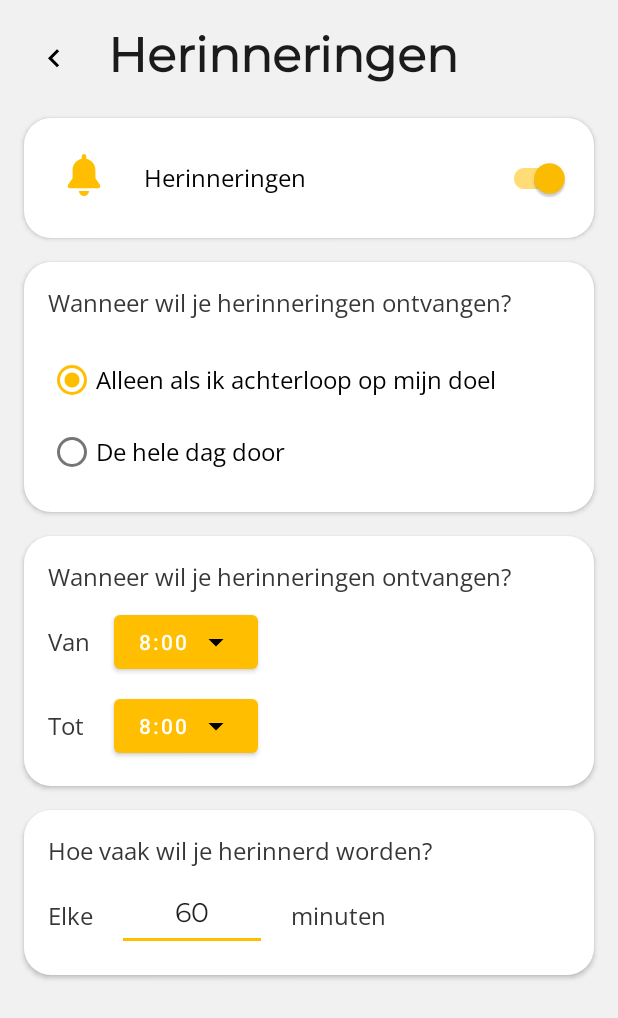
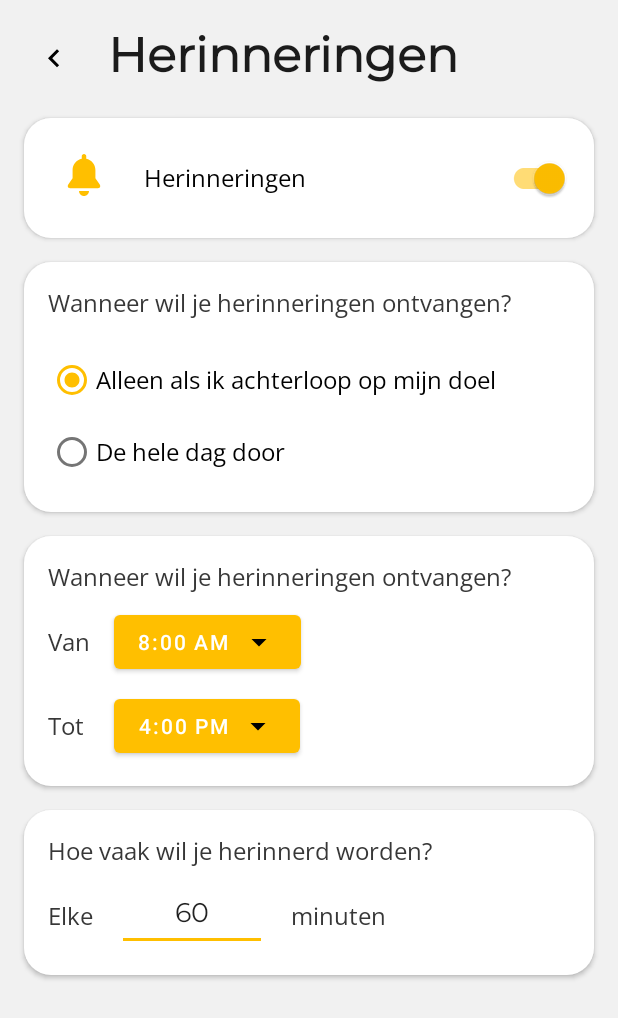
Before and after one commit to EmmaBorkent/DrinkWater, an Android app: the fragment RemindersFragment shown on its own in the app's theme, after a tap on "Herinneringen", on a phone screen of 412 x 824 dp. Shown: the top 1018 px of the screen. Run offline under Robolectric (Android 15) with nearby library versions, the phone set to English and light mode, and no system bars; Roboto replaces fonts that are not available here; 2 statements that could not run were skipped.

Commit message:
Added a Scroll View and Time Picker in the reminders fragment.

```diff
--- a/app/build.gradle
+++ b/app/build.gradle
@@ -8,7 +8,7 @@ android {
     compileSdkVersion 29
     defaultConfig {
         applicationId "com.ishiki.mizuwodrinkwater"
-        minSdkVersion 21
+        minSdkVersion 26
         targetSdkVersion 29
         versionCode 1
         versionName "1.0"
--- a/app/src/main/java/com/ishiki/mizuwodrinkwater/fragments/RemindersFragment.kt
+++ b/app/src/main/java/com/ishiki/mizuwodrinkwater/fragments/RemindersFragment.kt
@@ -1,5 +1,7 @@
 package com.ishiki.mizuwodrinkwater.fragments
 
+import android.app.TimePickerDialog
+import android.content.SharedPreferences
 import android.os.Bundle
 import android.view.LayoutInflater
 import android.view.View
@@ -8,9 +10,16 @@ import androidx.fragment.app.Fragment
 import com.ishiki.mizuwodrinkwater.R
 import kotlinx.android.synthetic.main.activity_main.*
 import kotlinx.android.synthetic.main.fragment_reminders.*
+import java.text.SimpleDateFormat
+import java.time.LocalTime
+import java.time.format.DateTimeFormatter
+import java.time.format.FormatStyle
+import java.util.*
 
 
 class RemindersFragment : Fragment() {
+
+    private var sharedPreferences: SharedPreferences? = null
 
     override fun onCreateView(
         inflater: LayoutInflater, container: ViewGroup?,
@@ -24,6 +33,16 @@ class RemindersFragment : Fragment() {
         super.onActivityCreated(savedInstanceState)
 
         activity?.glassesAddButton?.hide()
+
+        sharedPreferences = activity?.getSharedPreferences(
+            getString(R.string.shared_preferences_file), 0
+        )
+
+        if (sharedPreferences != null) {
+
+        } else {
+
+        }
 
         reminders_back_arrow_left.setOnClickListener {
             activity?.glassesAddButton?.show()
@@ -40,6 +59,7 @@ class RemindersFragment : Fragment() {
                     reminders_when_container.visibility = View.VISIBLE
                     reminders_time_container.visibility = View.VISIBLE
                     reminders_how_often_container.visibility = View.VISIBLE
+
                 }
                 false -> {
                     reminders_when_container.visibility = View.INVISIBLE
@@ -49,6 +69,52 @@ class RemindersFragment : Fragment() {
             }
         }
 
+        reminders_time_from_select.text = "8:00 AM"
+        reminders_time_to_select.text = "4:00 PM"
+
+        val timeFrom = LocalTime.parse(reminders_time_from_select.text,
+            DateTimeFormatter.ofLocalizedTime(FormatStyle.SHORT))
+        val timeTo = LocalTime.parse(reminders_time_to_select.text,
+            DateTimeFormatter.ofLocalizedTime(FormatStyle.SHORT))
+
+        val timeFormat = SimpleDateFormat("hh:mm")
+
+        reminders_time_from_select.setOnClickListener {
+            // Create time picker
+            val hour = timeFrom.hour
+            val minute = timeFrom.minute
+            val timePicker = TimePickerDialog(activity,
+                TimePickerDialog.OnTimeSetListener { view, hourOfDay, minute ->
+                    // If we change the time in time picker we'll get the callback in OnTimeSetListener
+                    // Do something with the time chosen by the user
+                    val selectedTime = Calendar.getInstance()
+                    selectedTime.set(Calendar.HOUR_OF_DAY, hourOfDay)
+                    selectedTime.set(Calendar.MINUTE, minute)
+
+                    reminders_time_from_select.text = timeFormat.format(selectedTime.time)
+
+                }, hour, minute, true)
+
+            timePicker.show()
+        }
+
+        reminders_time_to_select.setOnClickListener {
+            val hour = timeTo.hour
+            val minute = timeTo.minute
+            val timePicker = TimePickerDialog(activity,
+                TimePickerDialog.OnTimeSetListener { view, hourOfDay, minute ->
+                    // If we change the time in time picker we'll get the callback in OnTimeSetListener
+                    // Do something with the time chosen by the user
+                    val selectedTime = Calendar.getInstance()
+                    selectedTime.set(Calendar.HOUR_OF_DAY, hourOfDay)
+                    selectedTime.set(Calendar.MINUTE, minute)
+
+                    reminders_time_from_select.text = timeFormat.format(selectedTime.time)
+
+                }, hour, minute, true)
+
+            timePicker.show()
+        }
+
     }
-
 }
--- /dev/null
+++ b/app/src/main/java/com/ishiki/mizuwodrinkwater/model/Reminders.kt
@@ -0,0 +1,4 @@
+package com.ishiki.mizuwodrinkwater.model
+
+class Reminders {
+}
--- a/app/src/main/res/layout/fragment_reminders.xml
+++ b/app/src/main/res/layout/fragment_reminders.xml
@@ -40,6 +40,21 @@
             app:layout_constraintTop_toTopOf="parent"
         />
 
+
+
+        <ScrollView
+            android:layout_width="match_parent"
+            android:layout_height="0dp"
+            app:layout_constraintTop_toBottomOf="@id/reminders_title"
+            app:layout_constraintBottom_toBottomOf="parent"
+            app:layout_constraintStart_toStartOf="parent"
+            app:layout_constraintEnd_toEndOf="parent"
+            >
+
+            <androidx.constraintlayout.widget.ConstraintLayout
+                android:layout_width="match_parent"
+                android:layout_height="wrap_content">
+
                 <androidx.constraintlayout.widget.ConstraintLayout
                     android:id="@+id/reminders_on_off_container"
                     android:layout_width="match_parent"
@@ -49,7 +64,7 @@
                     android:layout_marginEnd="16dp"
                     style="@style/whiteBox"
 
-        app:layout_constraintTop_toBottomOf="@+id/reminders_title"
+                    app:layout_constraintTop_toTopOf="parent"
                     app:layout_constraintStart_toStartOf="parent"
                     app:layout_constraintEnd_toEndOf="parent"
                     >
@@ -94,7 +109,7 @@
                     style="@style/whiteBox"
                     android:visibility="invisible"
 
-        app:layout_constraintTop_toBottomOf="@+id/reminders_on_off_container"
+                    app:layout_constraintTop_toBottomOf="@id/reminders_on_off_container"
                     app:layout_constraintStart_toStartOf="parent"
                     app:layout_constraintEnd_toEndOf="parent"
                     >
@@ -144,7 +159,6 @@
                     </RadioGroup>
 
                 </androidx.constraintlayout.widget.ConstraintLayout>
-
 
                 <androidx.constraintlayout.widget.ConstraintLayout
                     android:id="@+id/reminders_time_container"
@@ -232,15 +246,14 @@
                     android:id="@+id/reminders_how_often_container"
                     android:layout_width="match_parent"
                     android:layout_height="wrap_content"
-        android:layout_marginStart="16dp"
-        android:layout_marginTop="16dp"
-        android:layout_marginEnd="16dp"
+                    android:layout_margin="16dp"
                     style="@style/whiteBox"
                     android:visibility="invisible"
 
                     app:layout_constraintTop_toBottomOf="@+id/reminders_time_container"
                     app:layout_constraintStart_toStartOf="parent"
                     app:layout_constraintEnd_toEndOf="parent"
+                    app:layout_constraintBottom_toBottomOf="parent"
                     >
 
                     <TextView
@@ -305,4 +318,8 @@
 
             </androidx.constraintlayout.widget.ConstraintLayout>
 
+        </ScrollView>
+
+    </androidx.constraintlayout.widget.ConstraintLayout>
+
 </androidx.coordinatorlayout.widget.CoordinatorLayout>
--- a/app/src/main/res/values/strings.xml
+++ b/app/src/main/res/values/strings.xml
@@ -10,7 +10,7 @@
     <string name="unit_ml">ml</string>
     <string name="unit_percentage">%</string>
     <string name="weight_unit">kg</string>
-    <string name="unit_time">8:00</string>
+    <string name="unit_time">8:00 AM</string>
     <string name="unit_minutes">minuten</string>
 
 
--- a/build.gradle
+++ b/build.gradle
@@ -8,7 +8,7 @@ buildscript {
 
     }
     dependencies {
-        classpath 'com.android.tools.build:gradle:3.5.2'
+        classpath 'com.android.tools.build:gradle:3.5.3'
         classpath "org.jetbrains.kotlin:kotlin-gradle-plugin:$kotlin_version"
         // NOTE: Do not place your application dependencies here; they belong
         // in the individual module build.gradle files
```
Also changed, not shown: app/src/main/java/com/ishiki/mizuwodrinkwater/fragments/TimePickerFragment.kt (added, +27 -0 lines). Lines whose indentation alone changed are shown as unchanged.
